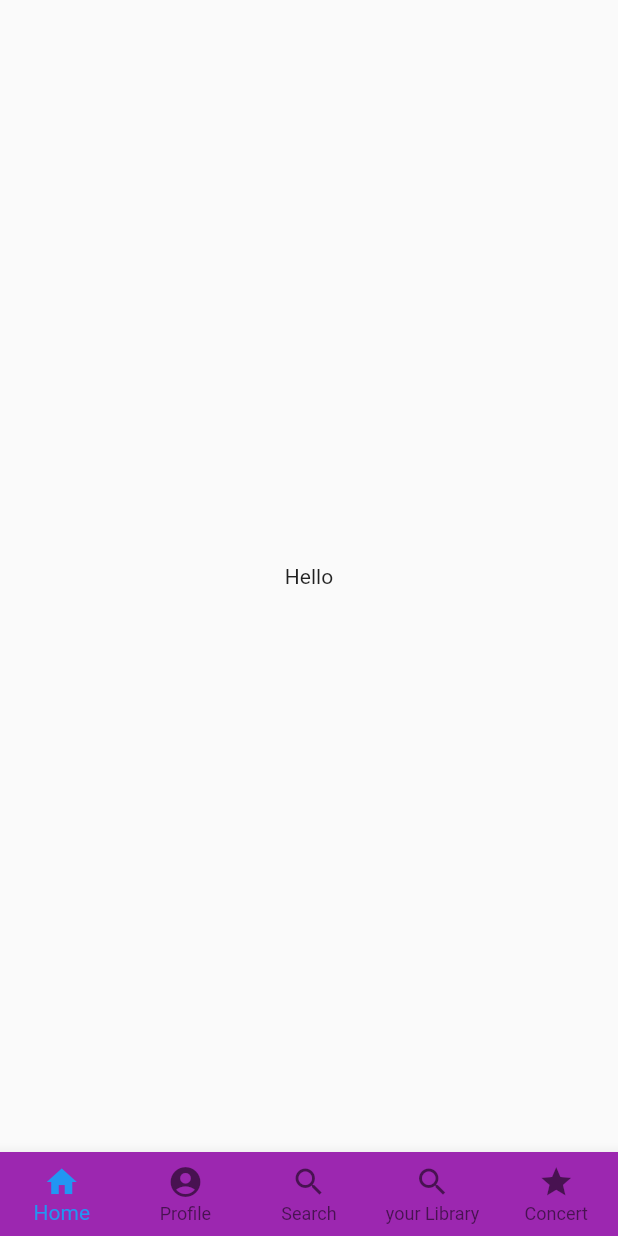
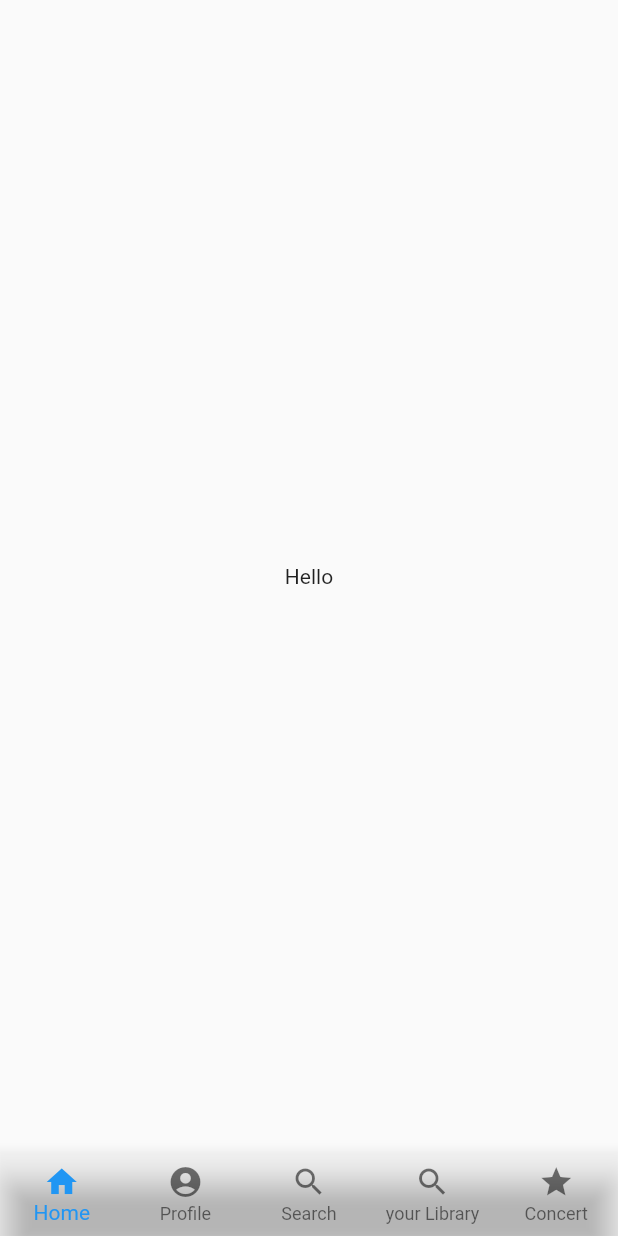
Before and after one commit to emilio-kariuki/spotify_ui, a Flutter app: the screen it shows after launch, on a phone screen of 412 x 824 dp. Run offline on Flutter 3.47's test engine with Material 2 defaults, Android fonts, the phone set to English and light mode, and no system bars; our stand-ins replace curved_navigation_bar, google_fonts.

Commit message:
March 20, 2022 4:02 PM

```diff
--- a/lib/constants/Homme.dart
+++ b/lib/constants/Homme.dart
@@ -36,7 +36,7 @@ class _HommeState extends State<Homme> {
       ),
       bottomNavigationBar: BottomNavigationBar(
         type: BottomNavigationBarType.fixed,
-        backgroundColor: kPurple,
+        backgroundColor: Colors.transparent,
         currentIndex: index,
         // ignore: prefer_const_literals_to_create_immutables
         items: [
```
